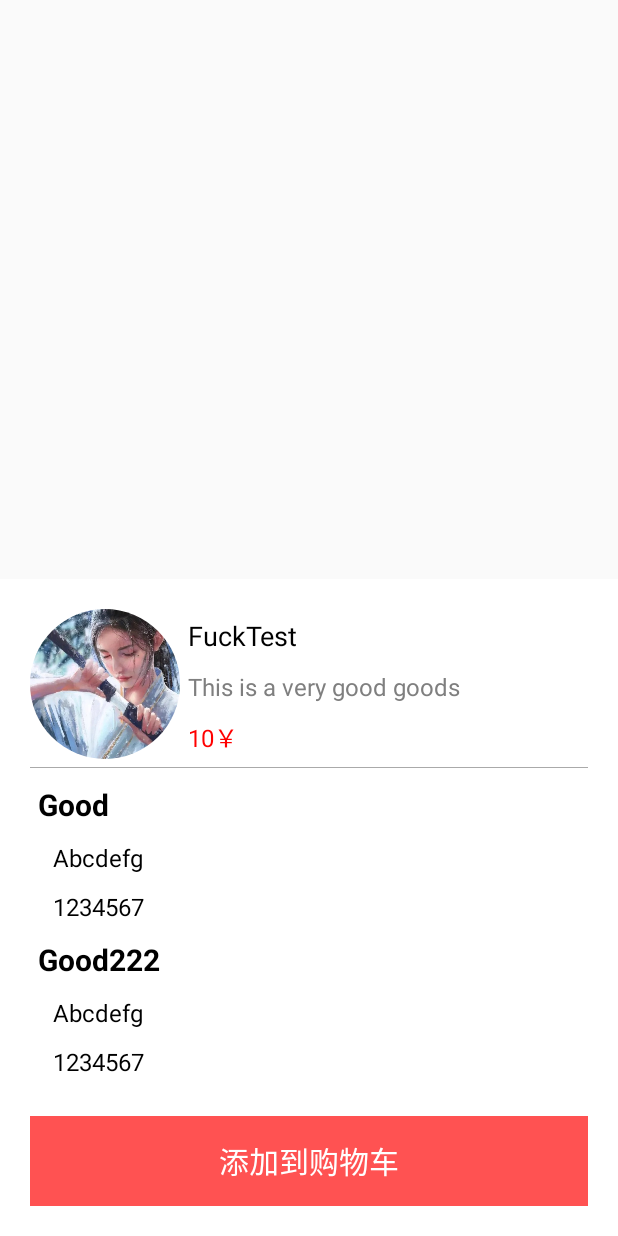
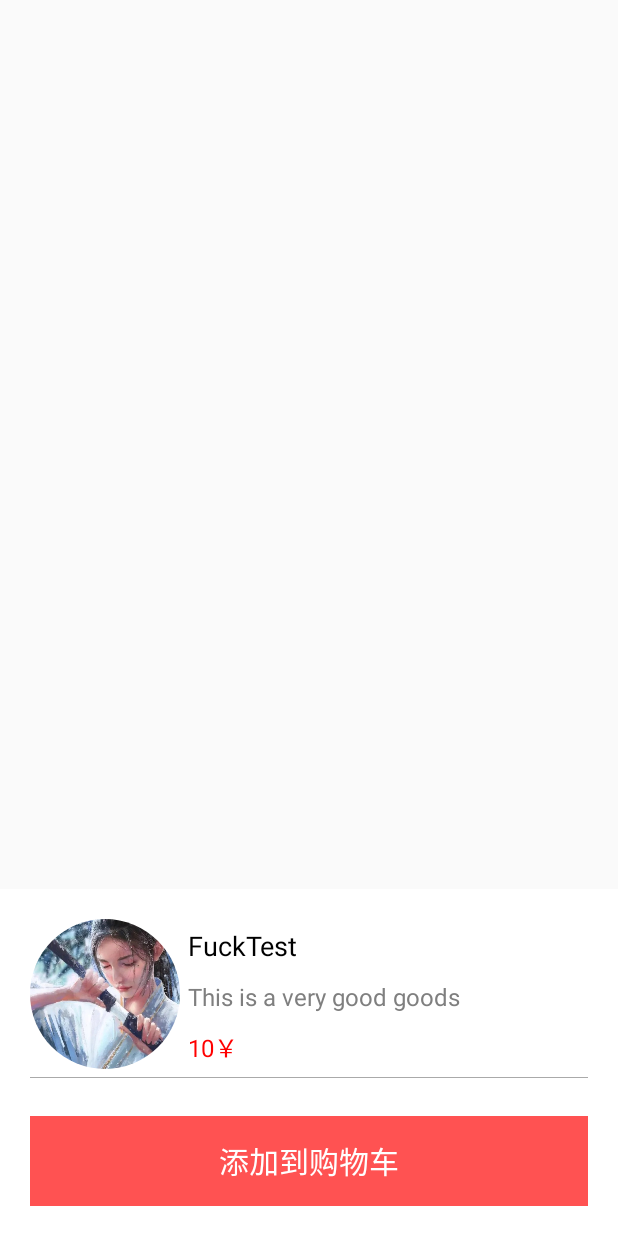
Before and after one commit to blacknight2018/androidShop, an Android app: the layout popwin_select_spec.xml on its own in the app's theme, with its tools: preview values and no code run, on a phone screen of 412 x 824 dp. Run offline under Robolectric (Android 15) with nearby library versions, the phone set to English and light mode, and no system bars; plain views replace RoundedImageView.

Commit message:
添加了动态添加规格radiobutton的代码

```diff
--- a/app/src/main/res/layout/popwin_select_spec.xml
+++ b/app/src/main/res/layout/popwin_select_spec.xml
@@ -72,70 +72,16 @@
             android:layout_marginBottom="5dp"
             android:background="@android:color/darker_gray" />
 
-        <TextView
-            style="@style/spec_title"
-            android:layout_gravity="left"
-            android:text="Good" />
-
         <LinearLayout
+            android:id="@+id/spec_set"
             android:layout_width="match_parent"
             android:layout_height="wrap_content"
-            android:orientation="vertical">
-
-            <RadioGroup
-                android:layout_width="wrap_content"
-                android:layout_height="wrap_content"
-                android:layout_marginLeft="10dp"
-                android:orientation="vertical">
-
-                <RadioButton
-                    style="@style/spec_btn"
-                    android:checked="false"
-                    android:text="Abcdefg" />
-
-                <RadioButton
-                    style="@style/spec_btn"
-                    android:text="1234567" />
-            </RadioGroup>
-
-
-        </LinearLayout>
-
+            android:orientation="vertical" />
 
         <TextView
-            style="@style/spec_title"
-            android:layout_gravity="left"
-            android:text="Good222" />
-
-        <LinearLayout
-            android:layout_width="match_parent"
-            android:layout_height="wrap_content"
-            android:orientation="vertical">
-
-            <RadioGroup
-                android:layout_width="wrap_content"
-                android:layout_height="wrap_content"
-                android:layout_marginLeft="10dp"
-                android:orientation="vertical">
-
-                <RadioButton
-                    style="@style/spec_btn"
-
-                    android:text="Abcdefg" />
-
-                <RadioButton
-                    style="@style/spec_btn"
-                    android:text="1234567" />
-            </RadioGroup>
-
-
-        </LinearLayout>
-
-
-        <TextView
-            android:layout_marginTop="20dp"
             android:layout_width="match_parent"
             android:layout_height="60dp"
+            android:layout_marginTop="20dp"
             android:background="@color/btn_submit2"
             android:gravity="center"
             android:text="@string/btn_add_cart"
```
Also changed, not shown: app/src/main/java/com/example/fuck2/SelectSpecPopWin.java (+53 -21 lines), app/src/main/java/com/example/fuck2/ui/PopWinSelectSpecItem.java (added, +66 -0 lines), app/src/main/res/layout/popwin_select_spec_item.xml (added, +29 -0 lines), app/src/main/res/layout/spec_btn.xml (added, +9 -0 lines).
